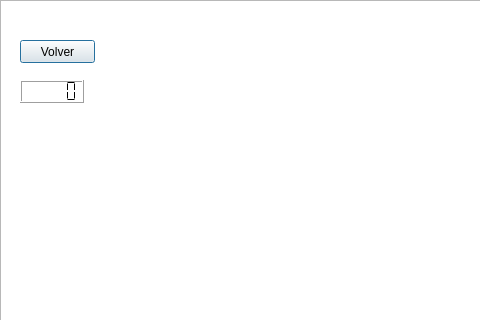
Qt form level1.ui (SnT917/Proyecto-Final) before a commit; both pictures show x 0 to 480 and y 0 to 320 of the 1366 by 700 pixel window.
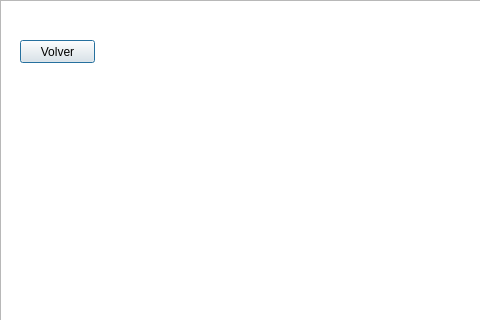
The same form after that commit. Icons and pictures are not drawn.

The edit to the form file:
```diff
--- a/level1.ui
+++ b/level1.ui
@@ -79,19 +79,6 @@
     <string>Volver</string>
    </property>
   </widget>
-  <widget class="QLCDNumber" name="lcdNumber">
-   <property name="geometry">
-    <rect>
-     <x>20</x>
-     <y>80</y>
-     <width>64</width>
-     <height>23</height>
-    </rect>
-   </property>
-   <property name="segmentStyle">
-    <enum>QLCDNumber::Flat</enum>
-   </property>
-  </widget>
  </widget>
  <resources>
   <include location="gif.qrc"/>
```
Left out of the diff: 3 changed lines with no effect on the pictures.
